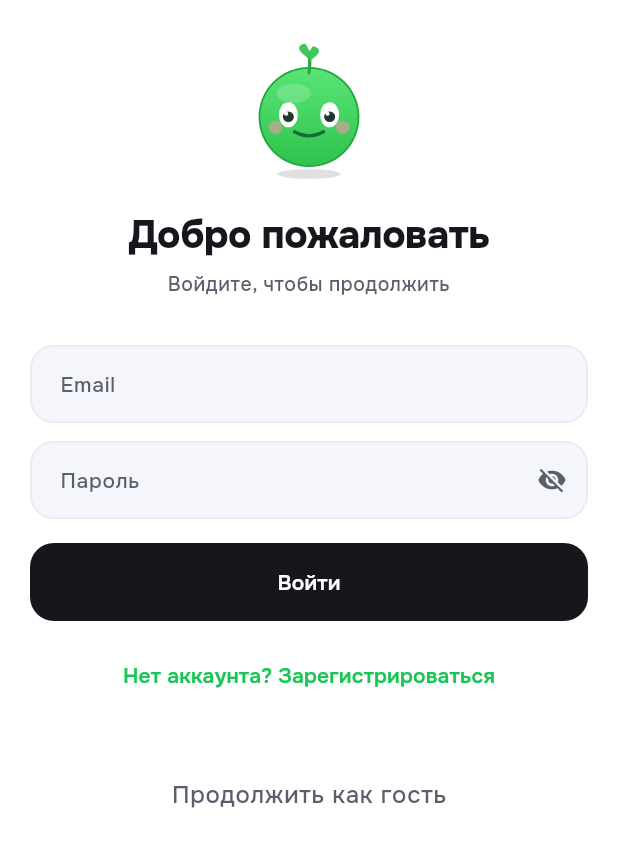
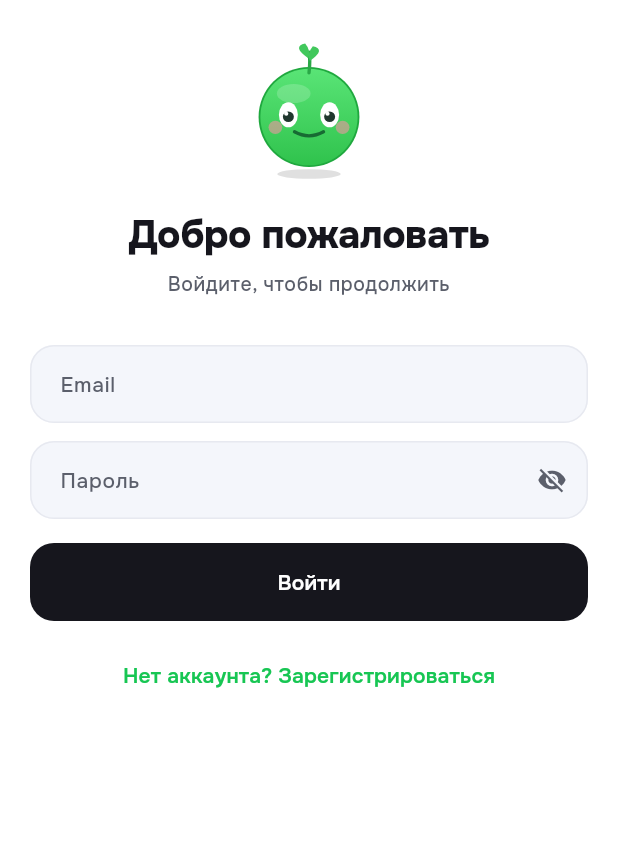
Before and after one commit to frsanzhar/AdmityApp, a Flutter app: the screen it shows after launch, on a phone screen of 412 x 824 dp. Shown: the top 847 px of the screen. Run offline on Flutter 3.47's test engine with Material 3 defaults, Android fonts, the phone set to English and light mode, and no system bars; drawn by our look-alikes of flutter_animate; our stand-ins replace file_picker, flutter_local_notifications, flutter_riverpod, go_router, google_fonts, google_sign_in and 8 more; accounts and stored records are empty.

Commit message:
v1.1 release candidate: green everywhere, no guest mode, new screenshots
- All chromatic hero gradients → green family (international/private/state uni types)
- Guest sign-in removed: accounts required (demo account for App Review created)
- 7 fresh App Store screenshots (green palette, photos, 4 assistants hub)
- Build 1.0.0+9

Co-Authored-By: Claude Fable 5 <noreply@anthropic.com>

```diff
--- a/lib/features/auth/presentation/auth_screen.dart
+++ b/lib/features/auth/presentation/auth_screen.dart
@@ -202,12 +202,6 @@ class _AuthScreenState extends ConsumerState<AuthScreen> {
     }
   }
 
-  Future<void> _handleGuest() async {
-    _setLoading(true);
-    final result = await ref.read(authServiceProvider).continueAsGuest();
-    _handleResult(result);
-  }
-
   void _handleResult(AuthResult result, {bool saveAutofill = false}) {
     if (!mounted) return;
     if (result.ok) {
@@ -391,19 +385,6 @@ class _AuthScreenState extends ConsumerState<AuthScreen> {
                       onPressed: _isLoading ? null : _handleApple,
                     ).animate().fadeIn(delay: 440.ms, duration: 350.ms),
                 ],
-
-                SizedBox(height: tokens.gapXxl),
-
-                // Guest
-                TextButton(
-                  onPressed: _isLoading ? null : _handleGuest,
-                  child: Text(
-                    'Продолжить как гость',
-                    style: textTheme.bodyLarge?.copyWith(
-                      color: AppColors.inkSecondary,
-                    ),
-                  ),
-                ).animate().fadeIn(delay: 480.ms, duration: 350.ms),
 
                 SizedBox(height: tokens.gapLg),
               ],
--- a/lib/features/universities/presentation/university_catalog_detail_screen.dart
+++ b/lib/features/universities/presentation/university_catalog_detail_screen.dart
@@ -1906,12 +1906,12 @@ List<Color> _heroGradient(UniversityType? type) {
     case UniversityType.autonomous:
       return const [Color(0xFF12B76A), Color(0xFF45D496)];
     case UniversityType.international:
-      return const [Color(0xFFFF8A3D), Color(0xFFFF5DA2)];
+      return const [Color(0xFFA5E93C), Color(0xFF17C653)];
     case UniversityType.private:
-      return const [Color(0xFFEF5DA8), Color(0xFFA259FF)];
+      return const [Color(0xFF0FA843), Color(0xFF17C653)];
     case UniversityType.state:
     case null:
-      return const [Color(0xFF3D4E81), Color(0xFF6E7BB8)];
+      return const [Color(0xFF0B7A3E), Color(0xFF2FBF71)];
   }
 }
 
--- a/pubspec.yaml
+++ b/pubspec.yaml
@@ -16,7 +16,7 @@ publish_to: 'none' # Remove this line if you wish to publish to pub.dev
 # https://developer.apple.com/library/archive/documentation/General/Reference/InfoPlistKeyReference/Articles/CoreFoundationKeys.html
 # In Windows, build-name is used as the major, minor, and patch parts
 # of the product and file versions while build-number is used as the build suffix.
-version: 1.0.0+8
+version: 1.0.0+9
 
 environment:
   sdk: ^3.11.4
```
Also changed, not shown: 8 other files.
